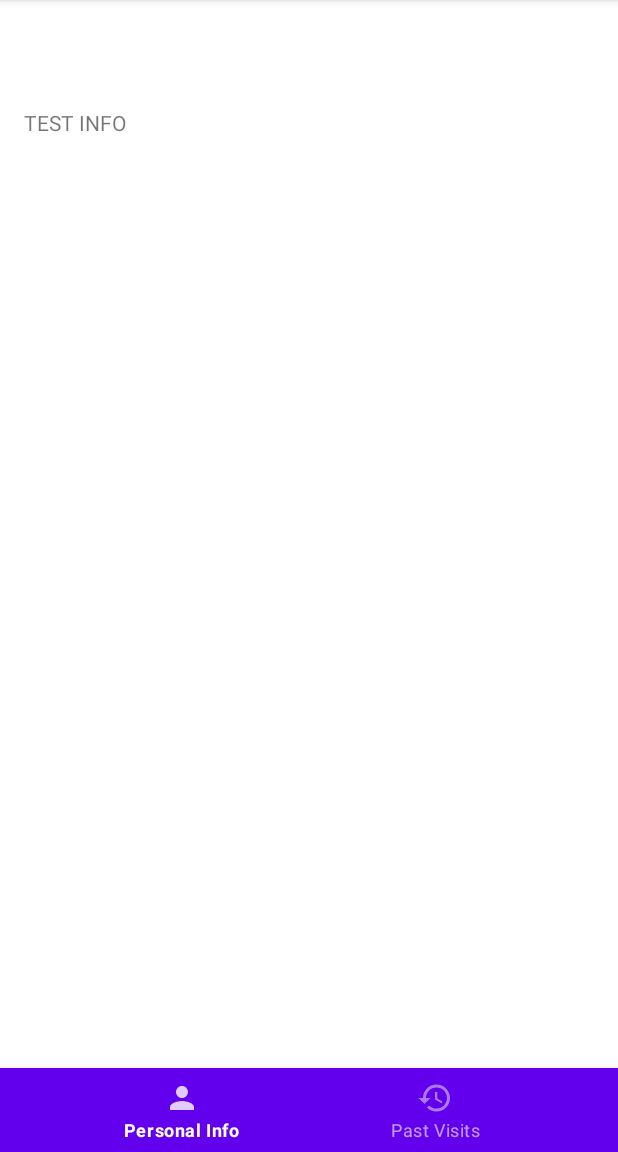
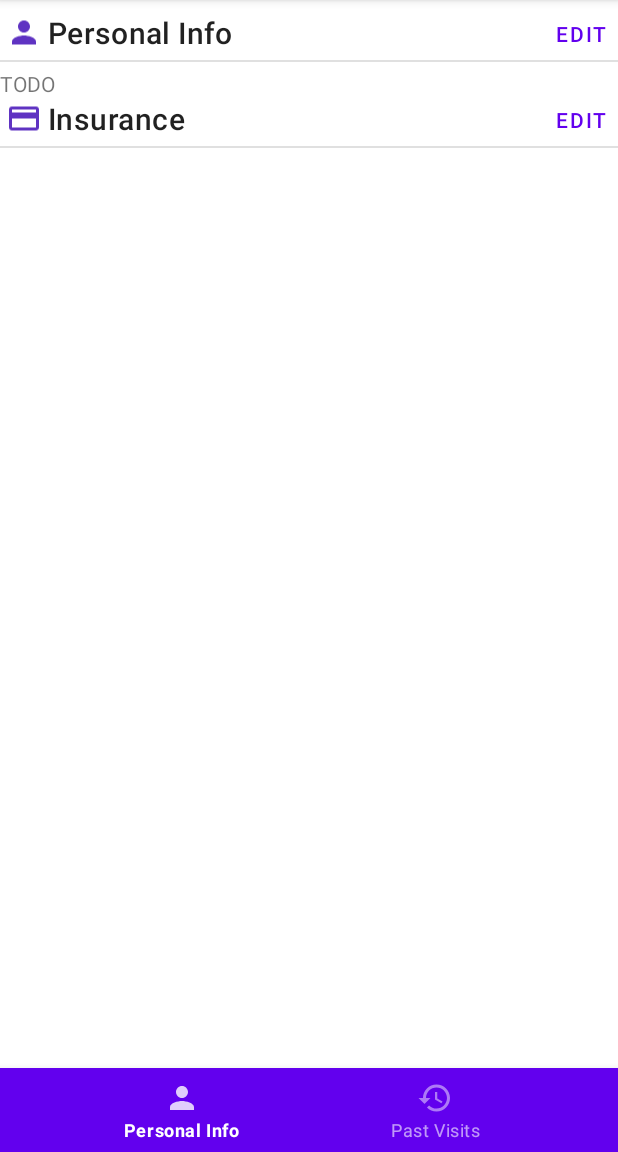
Before and after one commit to health-history-428/patient-app, an Android app: the InfoFragment screen opened directly, with no data from a screen before it, on a phone screen of 412 x 824 dp, the part 84-1236 px from its top. Run offline under Robolectric (Android 15) with nearby library versions, the phone set to English and light mode, and no system bars; our stand-ins replace Dagger/Hilt's generated code, data binding; libraries missing offline, so code that uses them is left out: androidx.hilt.lifecycle.

Commit message:
add reusable header component; minor model/api updates

```diff
--- /dev/null
+++ b/app/src/main/java/com/jacobgb24/healthhistory/ui_components/InfoHeader.kt
@@ -0,0 +1,35 @@
+package com.jacobgb24.healthhistory.ui_components
+
+import android.content.Context
+import android.util.AttributeSet
+import android.view.LayoutInflater
+import android.view.View
+import androidx.constraintlayout.widget.ConstraintLayout
+import com.jacobgb24.healthhistory.R
+import com.jacobgb24.healthhistory.quickLog
+import kotlinx.android.synthetic.main.component_info_header.view.*
+
+/**
+ * Header for a group of items in the "Personal Info" tab
+ * Contains icon, title, and edit button. Icon/title should be set in xml
+ */
+class InfoHeader @JvmOverloads constructor(
+    context: Context, attrs: AttributeSet? = null, defStyleAttr: Int = 0
+) : ConstraintLayout(context, attrs, defStyleAttr) {
+
+    init {
+        LayoutInflater.from(context).inflate(R.layout.component_info_header, this, true)
+        attrs?.let {
+            val styledAttributes = context.obtainStyledAttributes(it, R.styleable.InfoHeader, 0, 0)
+            info_header_title.text = styledAttributes.getString((R.styleable.InfoHeader_headerTitle))
+            info_header_icon.setImageDrawable(styledAttributes.getDrawable((R.styleable.InfoHeader_headerIcon)))
+
+            styledAttributes.recycle()
+
+        }
+    }
+
+    fun setEditClick(action: (View) -> Unit) {
+        info_header_button.setOnClickListener(action)
+    }
+}
--- a/app/src/main/java/com/jacobgb24/healthhistory/viewmodels/InfoViewModel.kt
+++ b/app/src/main/java/com/jacobgb24/healthhistory/viewmodels/InfoViewModel.kt
@@ -1,15 +1,27 @@
 package com.jacobgb24.healthhistory.viewmodels
 
 import androidx.hilt.lifecycle.ViewModelInject
+import androidx.lifecycle.MutableLiveData
 import androidx.lifecycle.ViewModel
+import androidx.lifecycle.liveData
 import com.jacobgb24.healthhistory.api.ApiWrapper
+import com.jacobgb24.healthhistory.model.Address
+import com.jacobgb24.healthhistory.model.Insurance
+import com.jacobgb24.healthhistory.model.PatientInfo
 import kotlin.coroutines.CoroutineContext
 
 class InfoViewModel @ViewModelInject constructor(
     private var api: ApiWrapper,
-    private val dispatcher: CoroutineContext
+    dispatcher: CoroutineContext
 ) : ViewModel() {
 
-//    val patientInfo: MutableLiveData<PatientInfo> = null
+    val patientInfo: MutableLiveData<PatientInfo?> = MutableLiveData(null)
+    val insurance: MutableLiveData<Insurance?> = MutableLiveData(null)
 
+    init {
+        liveData<Any>(dispatcher) {
+            insurance.value = api.getInsurance()
+            patientInfo.value = api.getPatientInfo()
+        }
+    }
 }
--- /dev/null
+++ b/app/src/main/res/drawable-anydpi/ic_card.xml
@@ -0,0 +1,11 @@
+<vector xmlns:android="http://schemas.android.com/apk/res/android"
+    android:width="24dp"
+    android:height="24dp"
+    android:viewportWidth="24"
+    android:viewportHeight="24"
+    android:tint="#FFFFFF"
+    android:alpha="0.8">
+  <path
+      android:fillColor="@android:color/white"
+      android:pathData="M20,4L4,4c-1.11,0 -1.99,0.89 -1.99,2L2,18c0,1.11 0.89,2 2,2h16c1.11,0 2,-0.89 2,-2L22,6c0,-1.11 -0.89,-2 -2,-2zM20,18L4,18v-6h16v6zM20,8L4,8L4,6h16v2z"/>
+</vector>
--- a/app/src/main/res/layout/activity_main.xml
+++ b/app/src/main/res/layout/activity_main.xml
@@ -3,8 +3,7 @@
     xmlns:app="http://schemas.android.com/apk/res-auto"
     android:id="@+id/container"
     android:layout_width="match_parent"
-    android:layout_height="match_parent"
-    android:paddingTop="?attr/actionBarSize">
+    android:layout_height="match_parent">
 
     <FrameLayout
         android:id="@+id/main_container"
--- /dev/null
+++ b/app/src/main/res/layout/component_info_header.xml
@@ -0,0 +1,38 @@
+<?xml version="1.0" encoding="utf-8"?>
+<merge
+    xmlns:android="http://schemas.android.com/apk/res/android"
+    xmlns:app="http://schemas.android.com/apk/res-auto">
+    <ImageView
+        android:id="@+id/info_header_icon"
+        android:layout_width="wrap_content"
+        android:layout_height="0dp"
+        app:layout_constraintStart_toStartOf="parent"
+        app:layout_constraintTop_toTopOf="parent"
+        app:layout_constraintBottom_toBottomOf="@id/info_header_title"
+        android:paddingHorizontal="4dp"
+        app:tint="@color/colorPrimaryDark" />
+    <TextView
+        android:id="@+id/info_header_title"
+        android:layout_width="wrap_content"
+        style="@style/TextAppearance.MaterialComponents.Headline6"
+        android:layout_height="wrap_content"
+        app:layout_constraintStart_toEndOf="@id/info_header_icon"
+        app:layout_constraintTop_toTopOf="parent"/>
+    <Button
+        android:id="@+id/info_header_button"
+        android:layout_width="wrap_content"
+        android:layout_height="wrap_content"
+        app:layout_constraintEnd_toEndOf="parent"
+        app:layout_constraintTop_toTopOf="parent"
+        app:layout_constraintBottom_toBottomOf="@id/info_header_title"
+        android:textAlignment="textEnd"
+        style="@style/Widget.MaterialComponents.Button.TextButton"
+        android:text="EDIT"/>
+
+    <View style="@style/Divider"
+        app:layout_constraintStart_toStartOf="parent"
+        app:layout_constraintTop_toBottomOf="@id/info_header_title"
+        app:layout_constraintBottom_toBottomOf="parent"/>
+
+
+</merge>
--- a/app/src/main/res/layout/fragment_personal_info.xml
+++ b/app/src/main/res/layout/fragment_personal_info.xml
@@ -6,19 +6,40 @@
             name="viewmodel"
             type="com.jacobgb24.healthhistory.viewmodels.InfoViewModel" />
     </data>
-    <androidx.constraintlayout.widget.ConstraintLayout
+    <ScrollView
         android:layout_width="match_parent"
-        android:layout_height="match_parent"
-        android:paddingLeft="@dimen/fragment_horizontal_margin"
-        android:paddingTop="@dimen/fragment_vertical_margin"
-        android:paddingRight="@dimen/fragment_horizontal_margin">
+        android:paddingTop="8dp"
+        android:layout_height="match_parent">
+        <LinearLayout
+            android:layout_width="match_parent"
+            android:layout_height="wrap_content"
+            android:orientation="vertical">
+            <com.jacobgb24.healthhistory.ui_components.InfoHeader
+                android:layout_width="match_parent"
+                android:layout_height="wrap_content"
+                app:layout_constraintTop_toTopOf="parent"
+                app:headerTitle="Personal Info"
+                app:headerIcon="@drawable/ic_person"/>
+            <TextView
+                android:layout_width="wrap_content"
+                android:layout_height="wrap_content"
+                android:text="TODO"/>
 
-    <TextView
-        android:layout_width="wrap_content"
-        android:layout_height="wrap_content"
-        app:layout_constraintTop_toTopOf="parent"
-        app:layout_constraintStart_toStartOf="parent"
-        android:text="TEST INFO"/>
 
-    </androidx.constraintlayout.widget.ConstraintLayout>
+
+            <com.jacobgb24.healthhistory.ui_components.InfoHeader
+                android:layout_width="match_parent"
+                android:layout_height="wrap_content"
+                app:layout_constraintTop_toTopOf="parent"
+                app:headerTitle="Insurance"
+                app:headerIcon="@drawable/ic_card"/>
+
+        </LinearLayout>
+
+
+
+
+
+
+    </ScrollView>
 </layout>
--- a/app/src/main/res/values/styles.xml
+++ b/app/src/main/res/values/styles.xml
@@ -7,4 +7,11 @@
         <item name="colorAccent">@color/colorAccent</item>
     </style>
 
+
+    <style name="Divider">
+        <item name="android:layout_width">match_parent</item>
+        <item name="android:layout_height">1dp</item>
+        <item name="android:background">?android:attr/listDivider</item>
+    </style>
+
 </resources>
```
Also changed, not shown: app/src/main/java/com/jacobgb24/healthhistory/api/ApiInterface.kt (+8 -2 lines), app/src/main/java/com/jacobgb24/healthhistory/api/ApiWrapper.kt (+15 -0 lines), app/src/main/java/com/jacobgb24/healthhistory/api/MockApi.kt (+23 -1 lines), app/src/main/java/com/jacobgb24/healthhistory/model/PatientInfo.kt (+10 -10 lines), app/src/main/res/values/attrs.xml (added, +7 -0 lines), app/src/main/res/drawable-hdpi/ic_card.png (added), app/src/main/res/drawable-mdpi/ic_card.png (added), app/src/main/res/drawable-xhdpi/ic_card.png (added), app/src/main/res/drawable-xxhdpi/ic_card.png (added).
